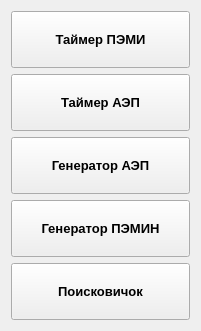
Old version of the form source/modes/modeswidget.ui in the repository VictorZ08/Path.
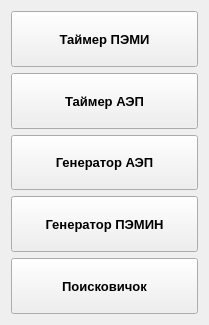
New version of the form.

```diff
--- a/source/modes/modeswidget.ui
+++ b/source/modes/modeswidget.ui
@@ -6,8 +6,8 @@
    <rect>
     <x>0</x>
     <y>0</y>
-    <width>201</width>
-    <height>331</height>
+    <width>209</width>
+    <height>325</height>
    </rect>
   </property>
   <property name="windowTitle">
```
